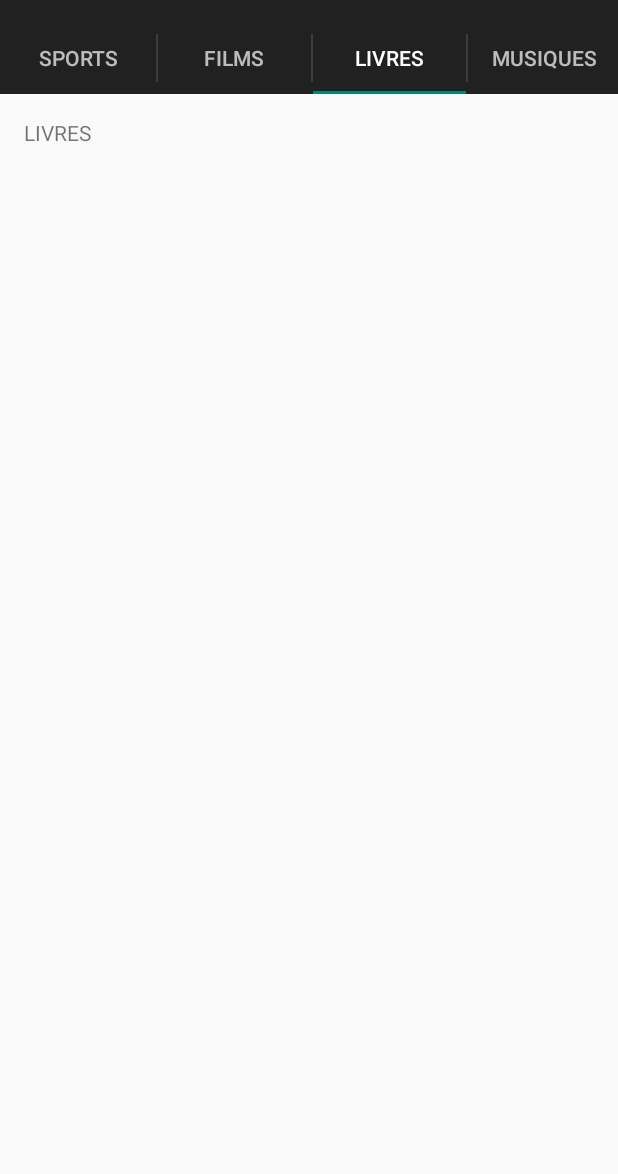
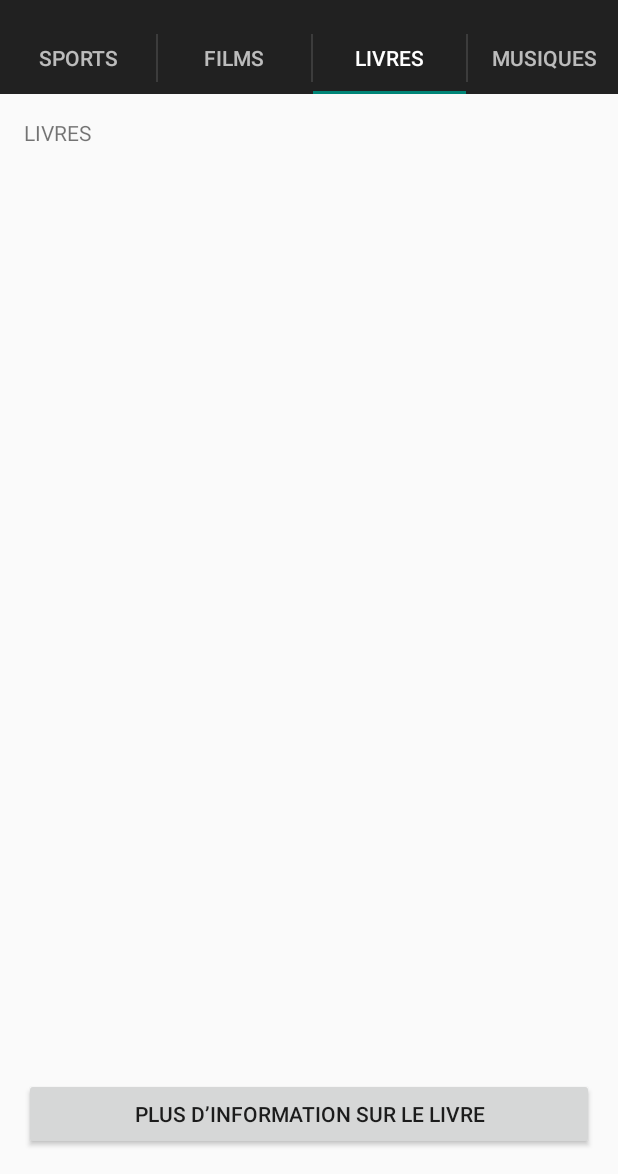
Before and after one commit to KevinBacas/TP1-Dev-Mob, an Android app: the screen it shows after launch (MainActivity), tab 3 chosen, on a phone screen of 412 x 824 dp, the part 62-1236 px from its top. Run offline under Robolectric (Android 15) with nearby library versions, the phone set to English and light mode, and no system bars.

Commit message:
Ajout boutton livres

```diff
--- a/app/src/main/java/com/example/kvin/tp1_dev_mob/MainActivity.java
+++ b/app/src/main/java/com/example/kvin/tp1_dev_mob/MainActivity.java
@@ -18,6 +18,7 @@ import android.view.View;
 import android.view.ViewGroup;
 import android.widget.TextView;
 import android.util.Log;
+import android.widget.Toast;
 
 public class MainActivity extends AppCompatActivity implements ActionBar.TabListener {
 
@@ -154,6 +155,11 @@ public class MainActivity extends AppCompatActivity implements ActionBar.TabList
         }
     }
 
+    public void onClickInfoBook(View v) {
+        Log.v("onClickInfoBook","OK");
+        Toast.makeText(this, "onClickInfoBook", Toast.LENGTH_LONG).show();
+    }
+
     /**
      * A placeholder fragment containing a simple view.
      */
--- a/app/src/main/res/layout/fragment_livres.xml
+++ b/app/src/main/res/layout/fragment_livres.xml
@@ -10,4 +10,15 @@
         android:layout_height="wrap_content"
         android:text="@string/livres_info" />
 
+    <Button
+        android:layout_width="wrap_content"
+        android:layout_height="wrap_content"
+        android:text="@string/livre_plus_info"
+        android:id="@+id/button"
+        android:layout_alignParentBottom="true"
+        android:layout_alignParentEnd="true"
+        android:layout_alignParentStart="true"
+        android:clickable="true"
+        android:onClick="onClickInfoBook" />
+
 </RelativeLayout>
--- a/app/src/main/res/values/strings.xml
+++ b/app/src/main/res/values/strings.xml
@@ -17,5 +17,7 @@
 
     <string name="hello_world">Hello world!</string>
 
+    <string name="livre_plus_info">Plus d’information sur le livre</string>
+
     <string name="action_settings">Settings</string>
 </resources>
```
